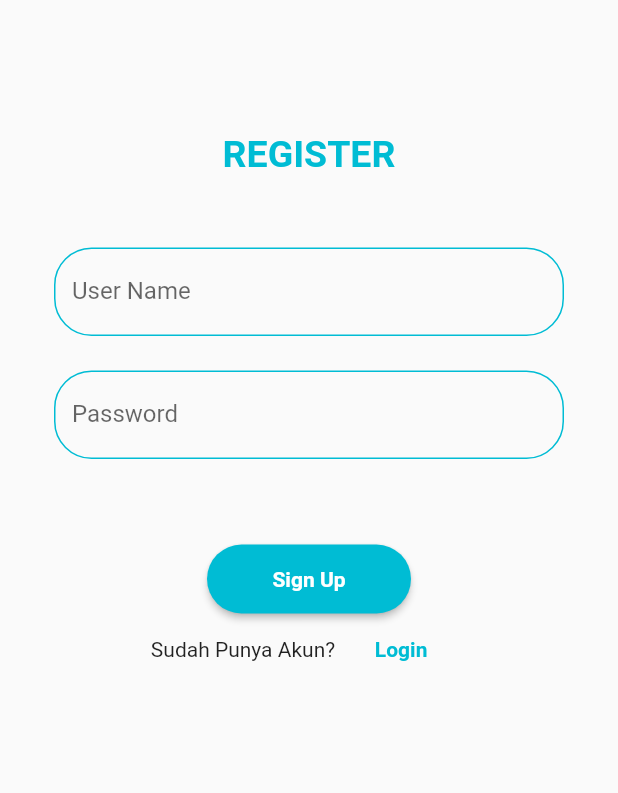
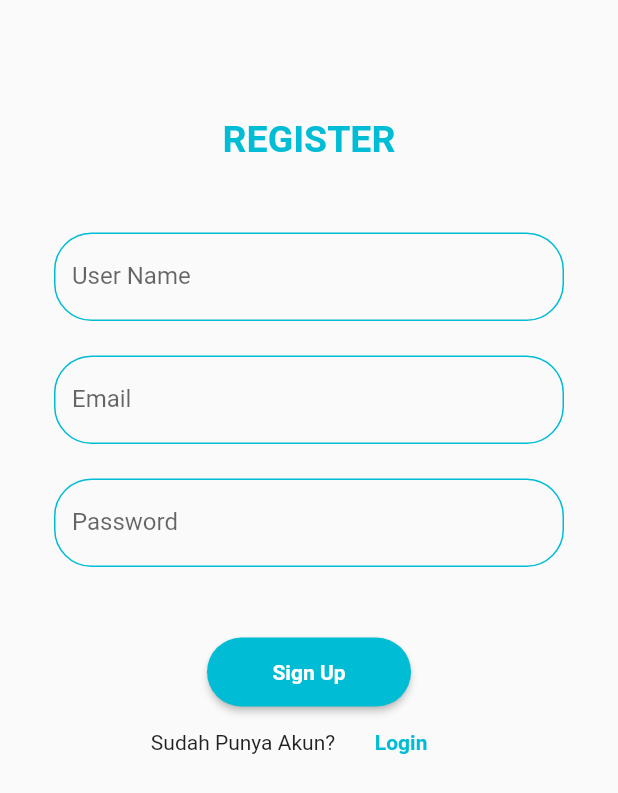
Before and after one commit to muhazam/udacoding_flutter, a Flutter app: the screen it shows after launch, after a tap on "SignUp", on a phone screen of 412 x 824 dp. Shown: the top 793 px of the screen. Run offline on Flutter 3.47's test engine with Material 2 defaults, Android fonts, the phone set to English and light mode, and no system bars.

Commit message:
task done register & login

```diff
--- a/task_week1/lib/screen/loginScreen.dart
+++ b/task_week1/lib/screen/loginScreen.dart
@@ -13,21 +13,20 @@ class _LoginScreenState extends State<LoginScreen> {
 
   @override
   Widget build(BuildContext context) {
-    return Container(
-      child: Scaffold(
+    return Scaffold(
       body: Padding(
         padding: EdgeInsets.all(18.0),
         child: ListView(
           children: [
             SizedBox(
-                height: 60.0,
+              height: 50.0,
             ),
             Container(
               // alignment: Alignment.center,
               alignment: Alignment.center,
               padding: EdgeInsets.all(10.0),
               child: Text(
-                  "TASK WEEK1 UDACODING",
+                "WEEK1 UDACODING",
                 style: TextStyle(
                     color: Colors.cyan,
                     fontWeight: FontWeight.bold,
@@ -86,7 +85,7 @@ class _LoginScreenState extends State<LoginScreen> {
             //   textColor: Colors.cyan,
             // ),
             SizedBox(
-                height: 50,
+              height: 40,
             ),
             Container(
               height: 53,
@@ -134,7 +133,6 @@ class _LoginScreenState extends State<LoginScreen> {
           ],
         ),
       ),
-      ),
     );
   }
 }
--- a/task_week1/lib/screen/registerScreen.dart
+++ b/task_week1/lib/screen/registerScreen.dart
@@ -12,14 +12,13 @@ class _RegisterScreenState extends State<RegisterScreen> {
 
   @override
   Widget build(BuildContext context) {
-    return Container(
-      child: Scaffold(
+    return Scaffold(
       body: Padding(
         padding: EdgeInsets.all(18.0),
         child: ListView(
           children: [
             SizedBox(
-                height: 60.0,
+              height: 50.0,
             ),
             Container(
               // alignment: Alignment.center,
@@ -52,6 +51,21 @@ class _RegisterScreenState extends State<RegisterScreen> {
               ),
             ),
             Container(
+              padding: EdgeInsets.fromLTRB(18, 5, 18, 18),
+              child: Theme(
+                data: Theme.of(context).copyWith(primaryColor: Colors.cyan),
+                child: TextField(
+                  controller: userNameController,
+                  decoration: InputDecoration(
+                    enabledBorder: OutlineInputBorder(
+                        borderRadius: BorderRadius.circular(25.0),
+                        borderSide: BorderSide(color: Colors.cyan)),
+                    labelText: 'Email',
+                  ),
+                ),
+              ),
+            ),
+            Container(
               padding: EdgeInsets.fromLTRB(18, 5, 18, 0),
               child: Theme(
                 data: Theme.of(context).copyWith(
@@ -77,7 +91,7 @@ class _RegisterScreenState extends State<RegisterScreen> {
             //   textColor: Colors.cyan,
             // ),
             SizedBox(
-                height: 50,
+              height: 40,
             ),
             Container(
               height: 53,
@@ -120,7 +134,6 @@ class _RegisterScreenState extends State<RegisterScreen> {
           ],
         ),
       ),
-      ),
     );
   }
 }
```
Lines whose indentation alone changed are shown as unchanged.
